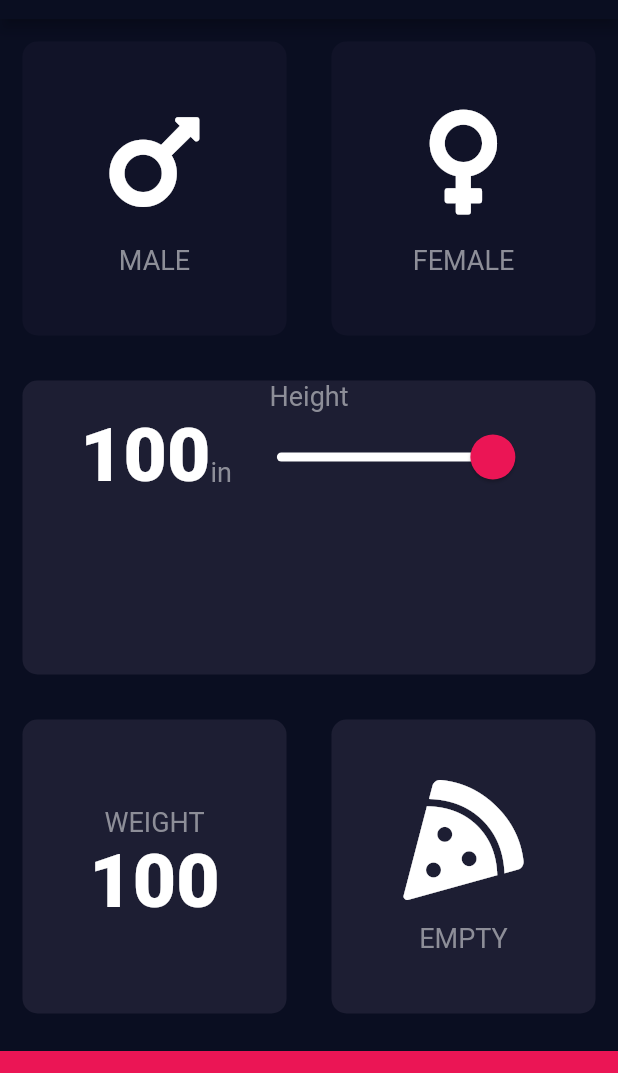
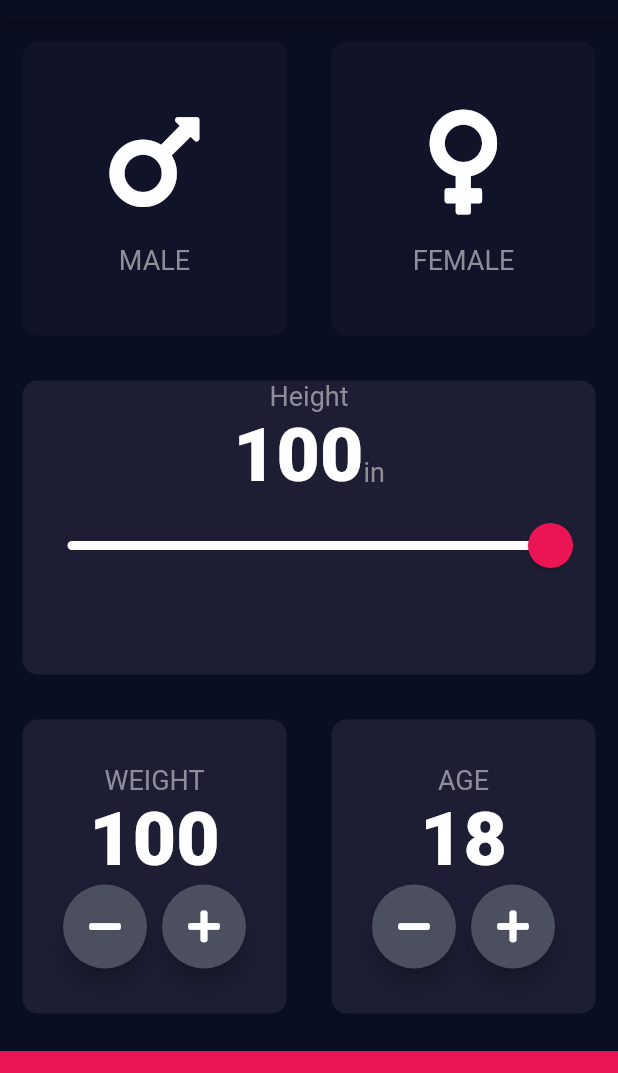
Before and after one commit to Terrence-Beckham/bmi_calc_app, a Flutter app: the screen it shows after launch, on a phone screen of 412 x 824 dp, the part 65-1138 px from its top. Run offline on Flutter 3.47's test engine with Material 2 defaults, Android fonts, the phone set to English and light mode, and no system bars; our stand-ins replace font_awesome_flutter.

Commit message:
implemented Age and weight cards

```diff
--- a/lib/input_page.dart
+++ b/lib/input_page.dart
@@ -16,6 +16,7 @@ class _InputPageState extends State<InputPage> {
   late Gender selectedGender = Gender.none;
   int height = 100;
   int weight = 100;
+  int age = 18;
 
   @override
   Widget build(BuildContext context) {
@@ -29,7 +30,9 @@ class _InputPageState extends State<InputPage> {
           Expanded(
             child: Row(
               children: [
-                // Male Card
+                /*
+                Male Card
+               */
                 Expanded(
                   child: ReusableCard(
                     onPress: () {
@@ -47,7 +50,9 @@ class _InputPageState extends State<InputPage> {
                   ),
                 ),
 
-                // Female Card
+                /*
+                 Female Card
+                */
                 Expanded(
                   child: ReusableCard(
                     onPress: () {
@@ -68,7 +73,9 @@ class _InputPageState extends State<InputPage> {
             ),
           ),
 
-          //Height Slider
+          /*
+          Height Slider
+          */
           Expanded(
             child: ReusableCard(
               onPress: () {
@@ -91,12 +98,14 @@ class _InputPageState extends State<InputPage> {
                         'in',
                         style: kLabelTextStyle,
                       ),
+                    ],
+                  ),
                   SliderTheme(
                     data: SliderTheme.of(context).copyWith(
-                          thumbShape: const RoundSliderThumbShape(
-                              enabledThumbRadius: 15.0),
-                          overlayShape: const RoundSliderOverlayShape(
-                              overlayRadius: 30.0),
+                      thumbShape:
+                          const RoundSliderThumbShape(enabledThumbRadius: 15.0),
+                      overlayShape:
+                          const RoundSliderOverlayShape(overlayRadius: 30.0),
                       thumbColor: const Color(0xFFEB1555),
                       overlayColor: const Color(0xFFEB1555),
                       activeTrackColor: Colors.white,
@@ -115,20 +124,18 @@ class _InputPageState extends State<InputPage> {
                   ),
                 ],
               ),
-                ],
             ),
           ),
-          ),
+
+          /*
+          Weight Card
+          */
           Expanded(
             child: Row(
               children: [
                 Expanded(
                   child: ReusableCard(
                     color: kReuseableCardColor,
-                    // cardChild: IconContent(
-                    //   icon: FontAwesomeIcons.cheese,
-                    //   label: 'EMPTY',
-                    // ),
                     cardChild: Column(
                         mainAxisAlignment: MainAxisAlignment.center,
                         children: [
@@ -139,23 +146,77 @@ class _InputPageState extends State<InputPage> {
                           Text(
                             weight.toString(),
                             style: kNumberTextStyle,
-                          )
-                        ]),
+                          ),
+                          Row(
+                            mainAxisAlignment: MainAxisAlignment.center,
+                            children: [
+                              RoundIconButton(
+                                icon: FontAwesomeIcons.minus,
                                 onPress: () {
-                      setState(() {});
+                                  setState(() {
+                                    weight--;
+                                  });
+                                  ;
                                 },
                               ),
+                              const SizedBox(width: 10.0),
+                              RoundIconButton(
+                                icon: FontAwesomeIcons.plus,
+                                onPress: () {
+                                  setState(() {
+                                    weight++;
+                                  });
+                                },
                               ),
+                            ],
+                          ),
+                        ]),
+                    onPress: () {},
+                  ),
+                ),
+
+                /*
+               Age Card
+                 */
                 Expanded(
                   child: ReusableCard(
+                    color: kReuseableCardColor,
+                    cardChild: Column(
+                        mainAxisAlignment: MainAxisAlignment.center,
+                        children: [
+                          const Text(
+                            'AGE',
+                            style: kLabelTextStyle,
+                          ),
+                          Text(
+                            age.toString(),
+                            style: kNumberTextStyle,
+                          ),
+                          Row(
+                            mainAxisAlignment: MainAxisAlignment.center,
+                            children: [
+                              RoundIconButton(
+                                icon: FontAwesomeIcons.minus,
                                 onPress: () {
-                      setState(() {});
+                                  setState(() {
+                                    age--;
+                                  });
+                                  ;
                                 },
-                    color: kReuseableCardColor,
-                    cardChild: IconContent(
-                      icon: FontAwesomeIcons.pizzaSlice,
-                      label: 'EMPTY',
                               ),
+                              const SizedBox(width: 10.0),
+                              RoundIconButton(
+                                icon: FontAwesomeIcons.plus,
+                                onPress: () {
+                                  setState(() {
+                                    age++;
+                                  });
+                                },
+                              ),
+                            ],
+                          ),
+                        ]),
+                    onPress: () {},
                   ),
                 ),
               ],
@@ -172,3 +233,22 @@ class _InputPageState extends State<InputPage> {
     );
   }
 }
+
+class RoundIconButton extends StatelessWidget {
+  // ignore: use_key_in_widget_constructors
+  const RoundIconButton({required this.icon, required this.onPress});
+  final IconData icon;
+  final VoidCallback onPress;
+  @override
+  Widget build(BuildContext context) {
+    return RawMaterialButton(
+      child: Icon(icon),
+      constraints: const BoxConstraints.tightFor(width: 56.0, height: 56.0),
+      shape: const CircleBorder(),
+      // fillColor: const Color(0x00ff4c4f),
+      fillColor: const Color(0xFF4C4F5E), elevation: 6.0,
+
+      onPressed: onPress,
+    );
+  }
+}
```
Lines whose indentation alone changed are shown as unchanged.
